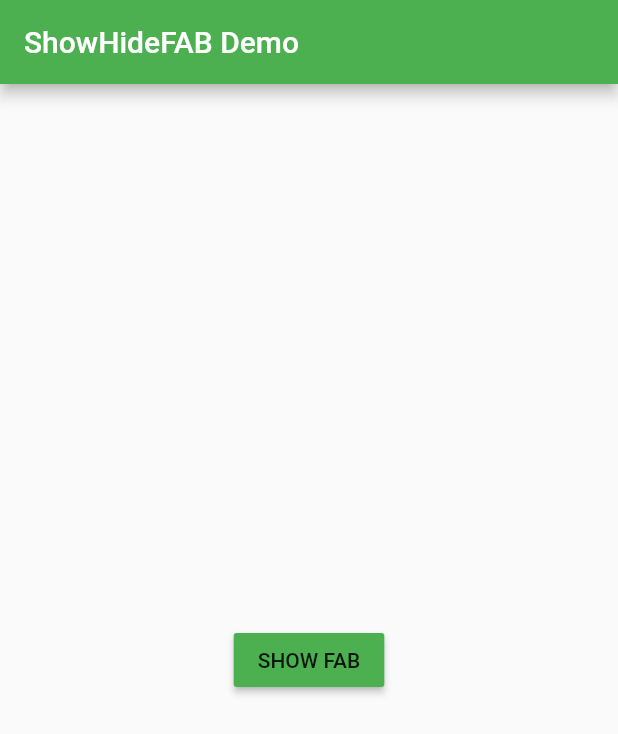
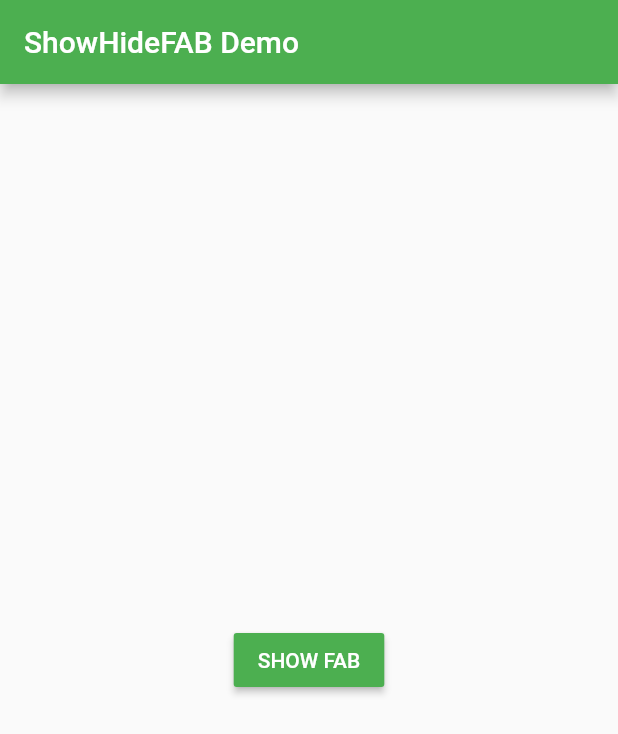
Before and after one commit to Akora-IngDKB/show_hide_fab, a Flutter app: the screen it shows after launch, after a tap on "HIDE FAB", on a phone screen of 412 x 824 dp. Shown: the top 734 px of the screen. Run offline on Flutter 3.47's test engine with Material 2 defaults, Android fonts, the phone set to English and light mode, and no system bars.

Commit message:
Updated example

```diff
--- a/example/lib/main.dart
+++ b/example/lib/main.dart
@@ -27,7 +27,6 @@ class MyHomePage extends StatefulWidget {
 
 class _MyHomePageState extends State<MyHomePage> {
   bool show = true;
-  String text = 'HIDE FAB';
 
   @override
   Widget build(BuildContext context) {
@@ -40,16 +39,18 @@ class _MyHomePageState extends State<MyHomePage> {
           onPressed: () {
             setState(() {
               show = !show;
-              text = 'SHOW FAB';
             });
           },
           color: Colors.green,
-          child: Text(text),
+          child: Text(
+            show ? 'HIDE FAB' : 'SHOW FAB',
+            style: TextStyle(color: Colors.white),
+          ),
         ),
       ),
       floatingActionButton: ShowHideFAB(
         shouldShow: show,
-        animationDuration: Duration(milliseconds: 500),
+        animationDuration: Duration(milliseconds: 250),
         fab: FloatingActionButton(
           backgroundColor: Colors.green,
           child: Icon(Icons.add, color: Colors.white),
```
Also changed, not shown: example/demo.gif.
